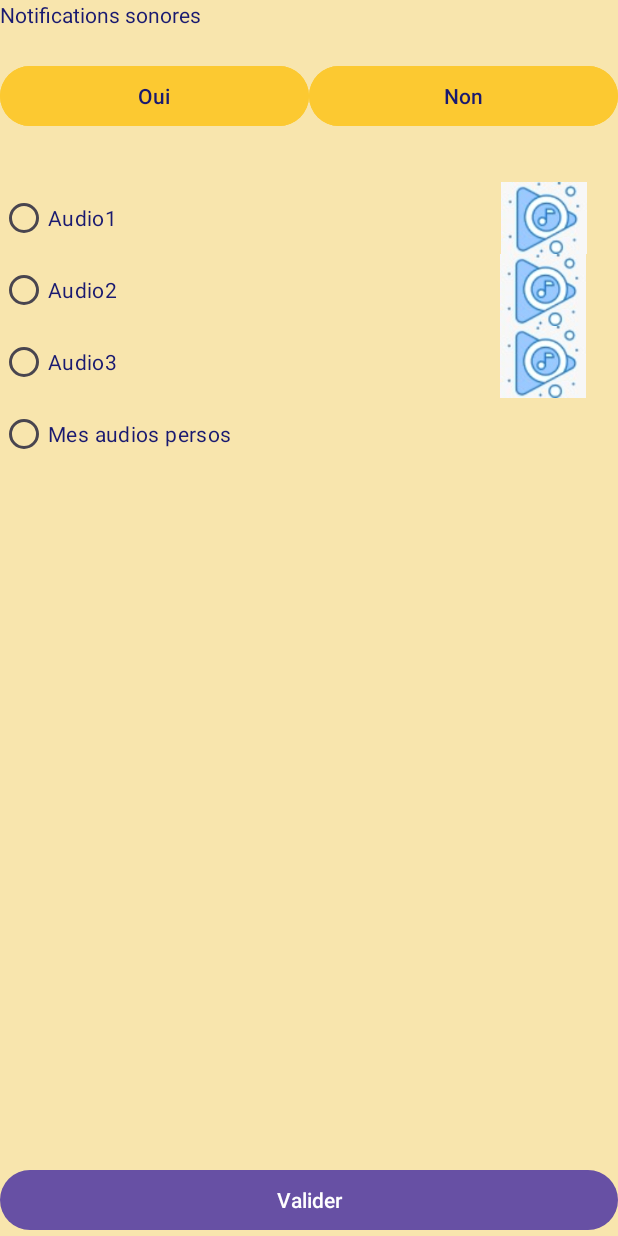
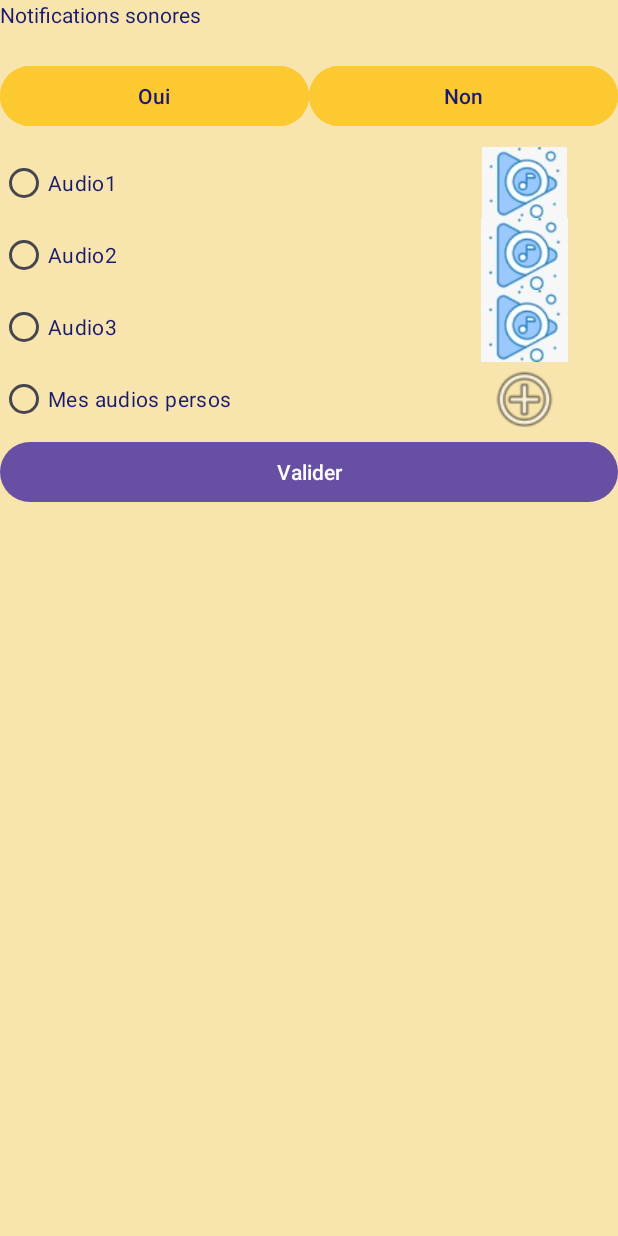
Before and after one commit to Mtouat/Hydrate-Reminder, an Android app: the fragment Notifs_sonores shown on its own in the app's theme, on a phone screen of 412 x 824 dp. Run offline under Robolectric (Android 15) with nearby library versions, the phone set to English and light mode, and no system bars; Roboto replaces fonts that are not available here.

Commit message:
nouvelle modif du 18/12 12h16

```diff
--- a/app/src/main/res/layout/fragment_accueil.xml
+++ b/app/src/main/res/layout/fragment_accueil.xml
@@ -37,6 +37,7 @@
         android:layout_height="50dp"
         android:background="@color/fond_appli"
         android:contentDescription="@string/parametres"
+        android:layout_gravity="right"
         app:srcCompat="@android:drawable/ic_menu_preferences" />
 
     <LinearLayout
--- a/app/src/main/res/layout/fragment_notifs_sonores.xml
+++ b/app/src/main/res/layout/fragment_notifs_sonores.xml
@@ -4,10 +4,10 @@
     xmlns:tools="http://schemas.android.com/tools"
     android:layout_width="match_parent"
     android:layout_height="match_parent"
+    android:background="@color/fond_appli"
     android:orientation="vertical"
-    tools:context=".Notifs_sonores"
-    android:background="@color/fond_appli"
-    android:theme="@style/text_color">
+    android:theme="@style/text_color"
+    tools:context=".Notifs_sonores">
 
     <!-- TODO: Update blank fragment layout -->
     <TextView
@@ -18,112 +18,101 @@
 
     <LinearLayout
         android:layout_width="match_parent"
-        android:layout_height="81dp"
+        android:layout_height="58dp"
         android:orientation="horizontal">
 
         <Button
-            android:id="@+id/btn_oui_notif_sons"
+            android:id="@+id/btn_oui_notif_vib"
             android:layout_width="wrap_content"
             android:layout_height="wrap_content"
             android:layout_weight="1"
+            android:backgroundTint="@color/fond_boutons"
             android:text="@string/oui"
-            android:textColor="@color/texte_appli"
-            android:backgroundTint="@color/fond_boutons"/>
+            android:textColor="@color/texte_appli" />
 
         <Button
-            android:id="@+id/btn_non_notif_son"
+            android:id="@+id/btn_non_notif_vib"
             android:layout_width="wrap_content"
             android:layout_height="wrap_content"
             android:layout_weight="1"
+            android:backgroundTint="@color/fond_boutons"
             android:text="@string/non"
-            android:textColor="@color/texte_appli"
-            android:backgroundTint="@color/fond_boutons"/>
+            android:textColor="@color/texte_appli" />
 
     </LinearLayout>
 
-    <RadioGroup
+    <LinearLayout
         android:layout_width="match_parent"
-        android:layout_height="174dp"
-        android:layout_weight="1"
-        >
+        android:layout_height="wrap_content"
+        android:orientation="horizontal">
 
-        <LinearLayout
-            android:layout_width="match_parent"
-            android:layout_height="48dp"
-            android:orientation="horizontal">
+        <RadioGroup
+            android:layout_width="574dp"
+            android:layout_height="wrap_content"
+            android:layout_weight="1">
 
             <RadioButton
                 android:id="@+id/rB_audio1"
-                android:layout_width="313dp"
+                android:layout_width="match_parent"
                 android:layout_height="wrap_content"
                 android:text="@string/audio1"
-                android:textColor="@color/texte_appli"
-                />
-
-            <ImageView
-                android:id="@+id/iV_notif_son"
-                android:layout_width="wrap_content"
-                android:layout_height="wrap_content"
-                android:layout_weight="1"
-                android:src="@drawable/son_image" />
-
-        </LinearLayout>
-
-        <LinearLayout
-            android:layout_width="match_parent"
-            android:layout_height="wrap_content"
-            android:orientation="horizontal">
+                android:textColor="@color/texte_appli" />
 
             <RadioButton
                 android:id="@+id/rB_audio2"
-                android:layout_width="312dp"
+                android:layout_width="match_parent"
                 android:layout_height="wrap_content"
                 android:text="@string/audio2"
-                android:textColor="@color/texte_appli"/>
-
-            <ImageView
-                android:id="@+id/iV_notif_son2"
-                android:layout_width="86dp"
-                android:layout_height="match_parent"
-                android:layout_weight="1"
-                android:src="@drawable/son_image" />
-        </LinearLayout>
-
-        <LinearLayout
-            android:layout_width="match_parent"
-            android:layout_height="wrap_content"
-            android:orientation="horizontal">
+                android:textColor="@color/texte_appli" />
 
             <RadioButton
                 android:id="@+id/rB_audio3"
-                android:layout_width="312dp"
+                android:layout_width="match_parent"
                 android:layout_height="wrap_content"
                 android:text="@string/audio3"
-                android:textColor="@color/texte_appli"/>
-
-            <ImageView
-                android:id="@+id/iV_notif_son3"
-                android:layout_width="wrap_content"
-                android:layout_height="match_parent"
-                android:layout_weight="1"
-                android:src="@drawable/son_image" />
-
-        </LinearLayout>
-
-        <LinearLayout
-            android:layout_width="match_parent"
-            android:layout_height="match_parent"
-            android:orientation="horizontal">
+                android:textColor="@color/texte_appli" />
 
             <RadioButton
                 android:id="@+id/rB_sons_persos"
                 android:layout_width="match_parent"
                 android:layout_height="wrap_content"
                 android:text="@string/audio_perso"
-                android:textColor="@color/texte_appli"/>
+                android:textColor="@color/texte_appli" />
+
+        </RadioGroup>
+
+        <LinearLayout
+            android:layout_width="match_parent"
+            android:layout_height="wrap_content"
+            android:layout_weight="1"
+            android:orientation="vertical">
+
+            <ImageView
+                android:id="@+id/iV_notif_son"
+                android:layout_width="match_parent"
+                android:layout_height="47dp"
+                android:src="@drawable/son_image" />
+
+            <ImageView
+                android:id="@+id/iV_notif_son3"
+                android:layout_width="match_parent"
+                android:layout_height="48dp"
+                android:src="@drawable/son_image" />
+
+            <ImageView
+                android:id="@+id/iV_notif_son2"
+                android:layout_width="match_parent"
+                android:layout_height="48dp"
+                android:src="@drawable/son_image" />
+
+            <ImageView
+                android:id="@+id/iV_sons_persos"
+                android:layout_width="match_parent"
+                android:layout_height="49dp"
+                android:src="@android:drawable/ic_menu_add" />
         </LinearLayout>
 
-    </RadioGroup>
+    </LinearLayout>
 
     <Button
         android:id="@+id/valider_notifs_sons"
--- a/app/src/main/res/layout/fragment_objectifs_hydratation.xml
+++ b/app/src/main/res/layout/fragment_objectifs_hydratation.xml
@@ -77,7 +77,8 @@
                 android:ems="10"
                 android:inputType="number"
                 android:text="@string/espace_perso"
-                android:textSize="0sp" />
+                android:textAlignment="center"
+                android:textSize="14sp" />
 
             <TextView
                 android:id="@+id/textView"
--- a/app/src/main/res/values/strings.xml
+++ b/app/src/main/res/values/strings.xml
@@ -72,7 +72,7 @@
     <string name="deux_heures"> 2 heures</string>
     <string name="min">min</string>
     <string name="personalisation">Personnalisation du temps</string>
-    <string name="espace_perso"> temps choisi </string>
+    <string name="espace_perso"> 0123... </string>
 
 
 
```
Also changed, not shown: app/src/main/java/fr/univparis8/etud/hydratereminder/Recalibrage1.java (+28 -6 lines), app/src/main/res/layout/fragment_menu__principal.xml (+15 -15 lines), app/src/main/res/layout/fragment_notifs_vibrations.xml (+7 -5 lines), app/src/main/res/layout/fragment_recalibrage1.xml (+26 -11 lines).
